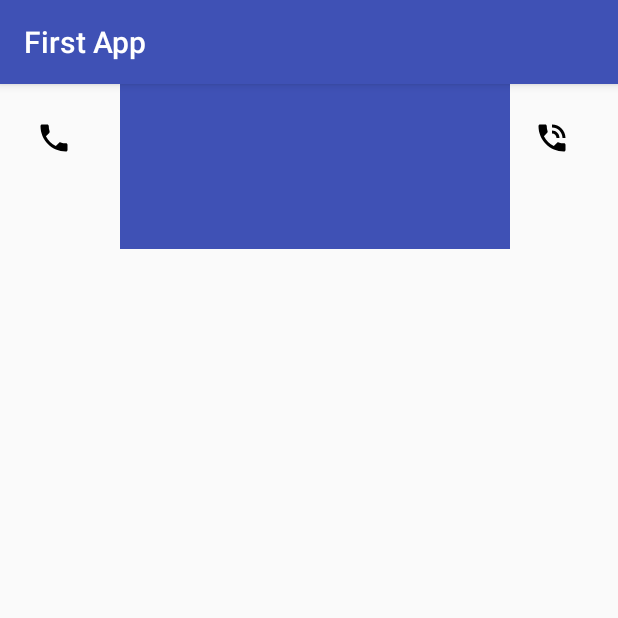
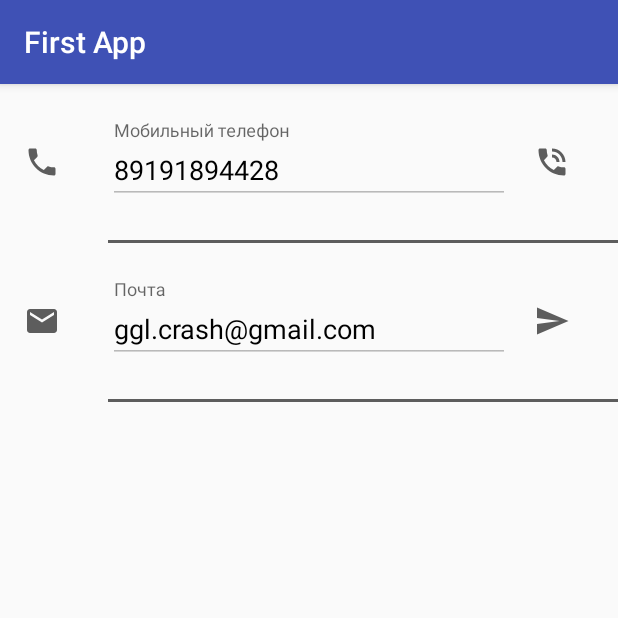
Before and after one commit to gglcrash/AndroidDev, an Android app: the screen it shows after launch (MainActivity), on a phone screen of 412 x 824 dp, the top half of it. Run offline under Robolectric (Android 15) with nearby library versions, the phone set to English and light mode, and no system bars.

Commit message:
second task

```diff
--- a/app/src/main/res/drawable/ic_call_24dp.xml
+++ b/app/src/main/res/drawable/ic_call_24dp.xml
@@ -4,6 +4,6 @@
         android:viewportWidth="24.0"
         android:viewportHeight="24.0">
     <path
-        android:fillColor="#FF000000"
+        android:fillColor="#5d5d5d"
         android:pathData="M6.62,10.79c1.44,2.83 3.76,5.14 6.59,6.59l2.2,-2.2c0.27,-0.27 0.67,-0.36 1.02,-0.24 1.12,0.37 2.33,0.57 3.57,0.57 0.55,0 1,0.45 1,1V20c0,0.55 -0.45,1 -1,1 -9.39,0 -17,-7.61 -17,-17 0,-0.55 0.45,-1 1,-1h3.5c0.55,0 1,0.45 1,1 0,1.25 0.2,2.45 0.57,3.57 0.11,0.35 0.03,0.74 -0.25,1.02l-2.2,2.2z"/>
 </vector>
--- /dev/null
+++ b/app/src/main/res/drawable/ic_email_24dp.xml
@@ -0,0 +1,9 @@
+<vector xmlns:android="http://schemas.android.com/apk/res/android"
+        android:width="24dp"
+        android:height="24dp"
+        android:viewportWidth="24.0"
+        android:viewportHeight="24.0">
+    <path
+        android:fillColor="#5d5d5d"
+        android:pathData="M20,4H4c-1.1,0 -1.99,0.9 -1.99,2L2,18c0,1.1 0.9,2 2,2h16c1.1,0 2,-0.9 2,-2V6c0,-1.1 -0.9,-2 -2,-2zm0,4l-8,5 -8,-5V6l8,5 8,-5v2z"/>
+</vector>
--- a/app/src/main/res/drawable/ic_phone_in_talk_24dp.xml
+++ b/app/src/main/res/drawable/ic_phone_in_talk_24dp.xml
@@ -4,6 +4,6 @@
         android:viewportWidth="24.0"
         android:viewportHeight="24.0">
     <path
-        android:fillColor="#FF000000"
+        android:fillColor="#5d5d5d"
         android:pathData="M20,15.5c-1.25,0 -2.45,-0.2 -3.57,-0.57 -0.35,-0.11 -0.74,-0.03 -1.02,0.24l-2.2,2.2c-2.83,-1.44 -5.15,-3.75 -6.59,-6.59l2.2,-2.21c0.28,-0.26 0.36,-0.65 0.25,-1C8.7,6.45 8.5,5.25 8.5,4c0,-0.55 -0.45,-1 -1,-1H4c-0.55,0 -1,0.45 -1,1 0,9.39 7.61,17 17,17 0.55,0 1,-0.45 1,-1v-3.5c0,-0.55 -0.45,-1 -1,-1zM19,12h2c0,-4.97 -4.03,-9 -9,-9v2c3.87,0 7,3.13 7,7zm-4,0h2c0,-2.76 -2.24,-5 -5,-5v2c1.66,0 3,1.34 3,3z"/>
 </vector>
--- /dev/null
+++ b/app/src/main/res/drawable/ic_send_24dp.xml
@@ -0,0 +1,9 @@
+<vector xmlns:android="http://schemas.android.com/apk/res/android"
+        android:width="24dp"
+        android:height="24dp"
+        android:viewportWidth="24.0"
+        android:viewportHeight="24.0">
+    <path
+        android:fillColor="#5d5d5d"
+        android:pathData="M2.01,21L23,12 2.01,3 2,10l15,2 -15,2z"/>
+</vector>
--- a/app/src/main/res/layout/activity_main.xml
+++ b/app/src/main/res/layout/activity_main.xml
@@ -11,33 +11,99 @@
     <LinearLayout
         android:layout_width="match_parent"
         android:layout_height="wrap_content"
-        android:orientation="horizontal">
+        android:orientation="horizontal"
+        android:layout_marginTop="@dimen/spacing_small_8"
+        android:layout_marginBottom="@dimen/spacing_small_8">
 
         <ImageView
-            android:layout_width="@dimen/size_small_24"
-            android:layout_height="@dimen/size_small_24"
-            android:layout_weight="0"
-            android:src="@drawable/ic_call_24dp"
-            android:layout_marginTop="@dimen/size_small_24"
-            android:layout_marginLeft="@dimen/size_small_24"/>
+            style="@style/icon.left"
+            android:src="@drawable/ic_call_24dp"/>
 
         <LinearLayout
             android:layout_width="0dp"
-            android:layout_height="110dp"
+            android:layout_height="@dimen/size_large_72"
             android:layout_weight="1"
             android:orientation="vertical"
-            android:background="@color/color_primary"
+            android:gravity="center_vertical"
             android:layout_marginLeft="@dimen/spacing_medium_32"
-            android:layout_marginRight="@dimen/spacing_normal_16"
-           ></LinearLayout>
+            android:layout_marginRight="@dimen/spacing_normal_16">
+            <android.support.design.widget.TextInputLayout
+                android:layout_width="match_parent"
+                android:layout_height="wrap_content"
+                >
+                <EditText
+                    android:id="@+id/mobile_edittext"
+                    android:layout_width="match_parent"
+                    android:layout_height="wrap_content"
+                    android:hint="Мобильный телефон"
+                    android:inputType="phone"
+                    android:text="89191894428"
+                    android:enabled="false"
+                    android:textColor="@color/black"
+                    android:textColorHint="@color/grey"
+                    android:focusable="false"
+                    />
+            </android.support.design.widget.TextInputLayout>>
+           </LinearLayout>
 
         <ImageView
-            android:layout_width="@dimen/size_small_24"
-            android:layout_height="@dimen/size_small_24"
-            android:layout_weight="0"
-            android:src="@drawable/ic_phone_in_talk_24dp"
-            android:layout_marginTop="@dimen/size_small_24"
-            android:layout_marginRight="@dimen/spacing_medium_32"/>
+            style="@style/icon.right"
+            android:src="@drawable/ic_phone_in_talk_24dp"/>
 
     </LinearLayout>
+<View
+    android:layout_width="match_parent"
+    android:layout_height="2dp"
+    android:background="@color/grey"
+    android:layout_marginLeft="@dimen/size_large_72"/>
+
+    <LinearLayout
+        android:layout_width="match_parent"
+        android:layout_height="wrap_content"
+        android:orientation="horizontal"
+        android:layout_marginTop="@dimen/spacing_small_8"
+        android:layout_marginBottom="@dimen/spacing_small_8">
+
+        <ImageView
+            style="@style/icon.left"
+            android:src="@drawable/ic_email_24dp"/>
+
+        <LinearLayout
+            android:layout_width="0dp"
+            android:layout_height="@dimen/size_large_72"
+            android:layout_weight="1"
+            android:orientation="vertical"
+            android:gravity="center_vertical"
+            android:layout_marginLeft="@dimen/spacing_medium_32"
+            android:layout_marginRight="@dimen/spacing_normal_16">
+            <android.support.design.widget.TextInputLayout
+                android:layout_width="match_parent"
+                android:layout_height="wrap_content"
+                >
+                <EditText
+                    android:id="@+id/email_edittext"
+                    android:layout_width="match_parent"
+                    android:layout_height="wrap_content"
+                    android:hint="Почта"
+                    android:inputType="textEmailAddress"
+                    android:text="ggl.crash@gmail.com"
+                    android:enabled="false"
+                    android:textColor="@color/black"
+                    android:textColorHint="@color/grey"
+                    android:focusable="false"
+                    />
+            </android.support.design.widget.TextInputLayout>>
+        </LinearLayout>
+
+        <ImageView
+            style="@style/icon.right"
+            android:src="@drawable/ic_send_24dp"/>
+    </LinearLayout>
+
+    <View
+        android:layout_width="match_parent"
+        android:layout_height="2dp"
+        android:background="@color/grey"
+        android:layout_marginLeft="@dimen/size_large_72"/>
+
 </LinearLayout>
--- a/app/src/main/res/values/colors.xml
+++ b/app/src/main/res/values/colors.xml
@@ -3,4 +3,9 @@
     <color name="color_primary">#3F51B5</color>
     <color name="color_primary_dark">#303F9F</color>
     <color name="color_accent">#FF4081</color>
+
+    <color name="grey">#5d5d5d</color>
+    <color name="grey_light">#9c9c9c</color>
+
+    <color name="black">#000000</color>
 </resources>
--- a/app/src/main/res/values/styles.xml
+++ b/app/src/main/res/values/styles.xml
@@ -7,5 +7,20 @@
         <item name="colorPrimaryDark">@color/color_primary_dark</item>
         <item name="colorAccent">@color/color_accent</item>
     </style>
+    <style name="icon">
+        <item name="android:layout_width">@dimen/size_small_24</item>
+        <item name="android:layout_height">@dimen/size_small_24</item>
+    </style>
 
+<style name="icon.left">
+    <item name="android:layout_gravity">top|left</item>
+    <item name="android:layout_marginTop">@dimen/spacing_medial_24</item>
+    <item name="android:layout_marginLeft">@dimen/spacing_normal_16</item>
+</style>
+
+    <style name="icon.right">
+        <item name="android:layout_gravity">top|right</item>
+        <item name="android:layout_marginTop">@dimen/spacing_medial_24</item>
+        <item name="android:layout_marginRight">@dimen/spacing_medium_32</item>
+    </style>
 </resources>
```
